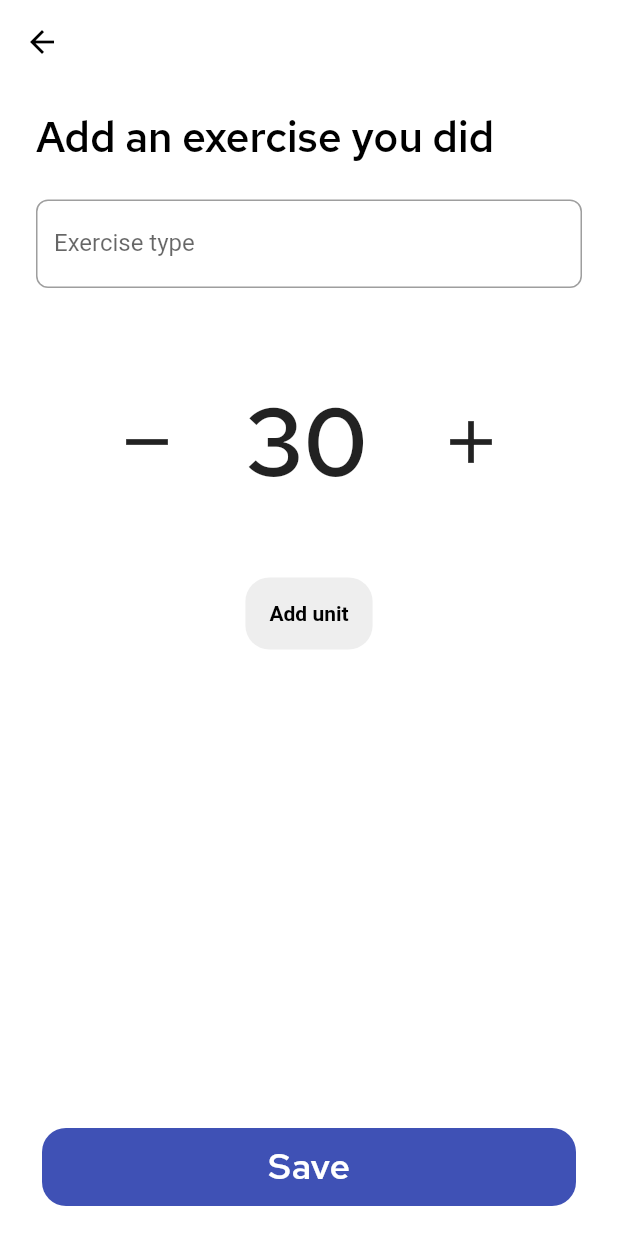
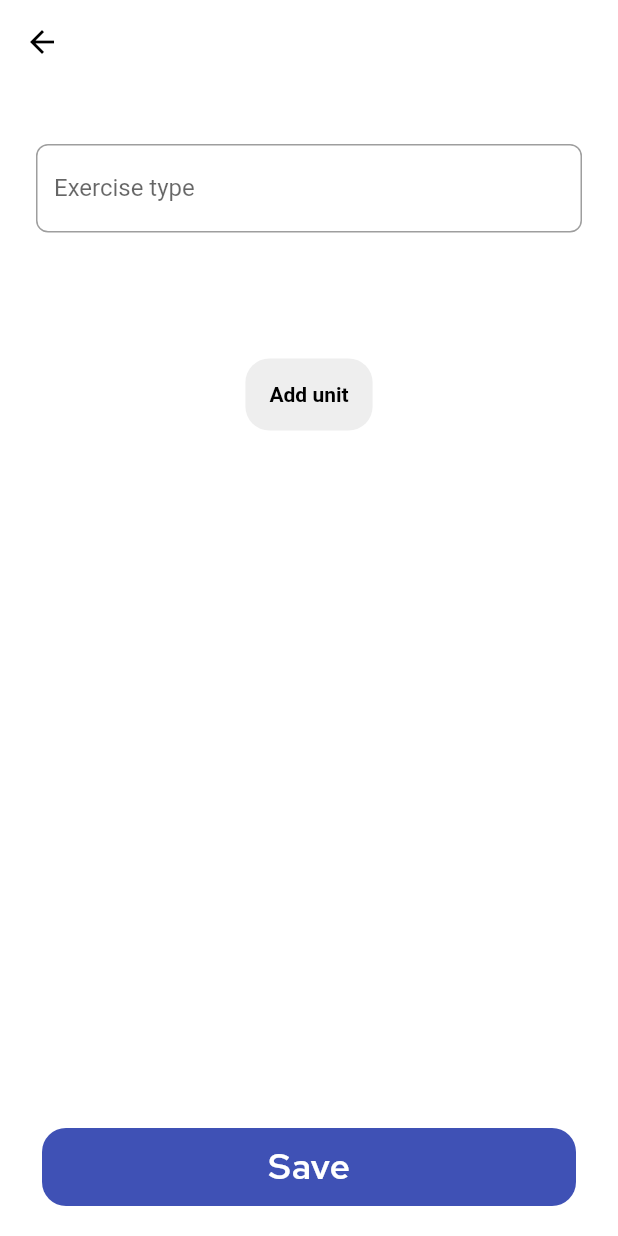
Before and after one commit to M4TTRX/spotme, a Flutter app: the screen it shows once a user with an empty profile is signed in, after a tap on the "add" icon, on a phone screen of 412 x 824 dp. Run offline on Flutter 3.47's test engine with Material 2 defaults, Android fonts, the phone set to English and light mode, and no system bars; our stand-ins replace cloud_firestore, firebase_auth, flutter_spinkit, shared_preferences; accounts and stored records are empty.

Commit message:
Adding sets, removing challenges for now

```diff
--- a/lib/model/challenges/challenge_model.dart
+++ /dev/null
@@ -1,119 +0,0 @@
-import 'dart:convert';
-
-import 'package:flutter/foundation.dart';
-
-import 'package:home_workouts/model/exercise_model.dart';
-import 'package:home_workouts/model/user_model.dart';
-
-class Challenge {
-  // The unique identifier to that challenge
-  String id;
-
-  String name;
-  // The exercise that will have to be done daily
-  Exercise exercise;
-  // How much you have to do of the challenge every day
-  double amountRequiredPerDay;
-  // Duration of one cycle of the challenge in days
-  double duration;
-  // The all the participants in the challenge
-  List<User> participants;
-
-  // the day the challenge started
-  DateTime startDate;
-
-  // Generated methods
-  // ==============================================================================
-  Challenge({
-    this.id,
-    this.name,
-    this.exercise,
-    this.amountRequiredPerDay,
-    this.duration,
-    this.participants,
-    this.startDate,
-  });
-
-  Challenge copyWith({
-    String id,
-    String name,
-    Exercise exercise,
-    double amountRequiredPerDay,
-    double duration,
-    List<User> participants,
-    DateTime startDate,
-  }) {
-    return Challenge(
-      id: id ?? this.id,
-      name: name ?? this.name,
-      exercise: exercise ?? this.exercise,
-      amountRequiredPerDay: amountRequiredPerDay ?? this.amountRequiredPerDay,
-      duration: duration ?? this.duration,
-      participants: participants ?? this.participants,
-      startDate: startDate ?? this.startDate,
-    );
-  }
-
-  Map<String, dynamic> toMap() {
-    return {
-      'id': id,
-      'name': name,
-      'exercise': exercise.toMap(),
-      'amountRequiredPerDay': amountRequiredPerDay,
-      'duration': duration,
-      'participants': List<dynamic>.from(participants.map((x) => x.toMap())),
-      'startDate': startDate.millisecondsSinceEpoch,
-    };
-  }
-
-  static Challenge fromMap(Map<String, dynamic> map) {
-    if (map == null) return null;
-
-    return Challenge(
-      id: map['id'],
-      name: map['name'],
-      exercise: Exercise.fromMap(map['exercise']),
-      amountRequiredPerDay: map['amountRequiredPerDay'],
-      duration: map['duration'],
-      participants:
-          List<User>.from(map['participants']?.map((x) => User.fromMap(x))),
-      startDate: DateTime.fromMillisecondsSinceEpoch(map['startDate']),
-    );
-  }
-
-  String toJson() => json.encode(toMap());
-
-  static Challenge fromJson(String source) => fromMap(json.decode(source));
-
-  @override
-  String toString() {
-    return 'Challenge(id: $id, name: $name, exercise: $exercise, amountRequiredPerDay: $amountRequiredPerDay, duration: $duration, participants: $participants, startDate: $startDate)';
-  }
-
-  @override
-  bool operator ==(Object o) {
-    if (identical(this, o)) return true;
-
-    return o is Challenge &&
-        o.id == id &&
-        o.name == name &&
-        o.exercise == exercise &&
-        o.amountRequiredPerDay == amountRequiredPerDay &&
-        o.duration == duration &&
-        listEquals(o.participants, participants) &&
-        o.startDate == startDate;
-  }
-
-  @override
-  int get hashCode {
-    return id.hashCode ^
-        name.hashCode ^
-        exercise.hashCode ^
-        amountRequiredPerDay.hashCode ^
-        duration.hashCode ^
-        participants.hashCode ^
-        startDate.hashCode;
-  }
-
-  String getChallengeType() => this.exercise.type;
-}
--- a/lib/model/challenges/challenge_progress_model.dart
+++ /dev/null
@@ -1,96 +0,0 @@
-import 'dart:convert';
-
-import 'package:flutter/foundation.dart';
-
-import '../exercise_model.dart';
-import '../user_model.dart';
-import 'challenge_model.dart';
-
-class UserChallengeProgress {
-  // user is the user who's challenge progress is tracked
-  User user;
-  // The challenge being tracked
-  Challenge challenge;
-  // the exercises accomplished towards that challenge
-  List<Exercise> exercises;
-  // missingExercise is the exercise the user would have to do in order to be caught up
-  Exercise missingExercise;
-
-  Exercise getAddProgressExercise() {
-    Exercise exercise = this.challenge.exercise;
-    exercise.amount = this.getNeeded() - this.getCompleted();
-    return exercise;
-  }
-
-  // Generated methods
-  // ==============================================================================
-  UserChallengeProgress({
-    this.challenge,
-    this.exercises,
-    this.missingExercise,
-  });
-
-  UserChallengeProgress copyWith({
-    Challenge challenge,
-    List<Exercise> exercises,
-    Exercise missingExercise,
-  }) {
-    return UserChallengeProgress(
-      challenge: challenge ?? this.challenge,
-      exercises: exercises ?? this.exercises,
-      missingExercise: missingExercise ?? this.missingExercise,
-    );
-  }
-
-  Map<String, dynamic> toMap() {
-    return {
-      'challenge': challenge.toMap(),
-      'exercises': List<dynamic>.from(exercises.map((x) => x.toMap())),
-      'missingExercise': missingExercise.toMap(),
-    };
-  }
-
-  static UserChallengeProgress fromMap(Map<String, dynamic> map) {
-    if (map == null) return null;
-
-    return UserChallengeProgress(
-      challenge: Challenge.fromMap(map['challenge']),
-      exercises: List<Exercise>.from(
-          map['exercises']?.map((x) => Exercise.fromMap(x))),
-      missingExercise: Exercise.fromMap(map['missingExercise']),
-    );
-  }
-
-  String toJson() => json.encode(toMap());
-
-  static UserChallengeProgress fromJson(String source) =>
-      fromMap(json.decode(source));
-
-  @override
-  String toString() =>
-      'UserChallengeProgress(challenge: $challenge, exercises: $exercises, missingExercise: $missingExercise)';
-
-  @override
-  bool operator ==(Object o) {
-    if (identical(this, o)) return true;
-
-    return o is UserChallengeProgress &&
-        o.challenge == challenge &&
-        listEquals(o.exercises, exercises) &&
-        o.missingExercise == missingExercise;
-  }
-
-  @override
-  int get hashCode =>
-      challenge.hashCode ^ exercises.hashCode ^ missingExercise.hashCode;
-
-  String getChallengeType() => this.challenge.getChallengeType();
-
-  double getCompleted() {
-    return 2;
-  }
-
-  double getNeeded() {
-    return 10;
-  }
-}
--- /dev/null
+++ b/lib/model/exercise_set.dart
@@ -0,0 +1,58 @@
+import 'dart:convert';
+
+class ExerciseSet {
+  // Amount describes the amount performed during the set
+  double amount;
+  // Repetitions describes how many times the amont was done during the set
+  int repetitions;
+  ExerciseSet({
+    this.amount,
+    this.repetitions,
+  });
+
+  ExerciseSet copyWith({
+    double amount,
+    int repetitions,
+  }) {
+    return ExerciseSet(
+      amount: amount ?? this.amount,
+      repetitions: repetitions ?? this.repetitions,
+    );
+  }
+
+  Map<String, dynamic> toMap() {
+    return {
+      'amount': amount,
+      'repetitions': repetitions,
+    };
+  }
+
+  static ExerciseSet fromMap(Map<String, dynamic> map) {
+    if (map == null) return null;
+
+    return ExerciseSet(
+      amount: map['amount'],
+      repetitions: map['repetitions'],
+    );
+  }
+
+  String toJson() => json.encode(toMap());
+
+  static ExerciseSet fromJson(String source) => fromMap(json.decode(source));
+
+  @override
+  String toString() =>
+      'ExerciseSet(amount: $amount, repetitions: $repetitions)';
+
+  @override
+  bool operator ==(Object o) {
+    if (identical(this, o)) return true;
+
+    return o is ExerciseSet &&
+        o.amount == amount &&
+        o.repetitions == repetitions;
+  }
+
+  @override
+  int get hashCode => amount.hashCode ^ repetitions.hashCode;
+}
--- a/lib/model/home_model.dart
+++ /dev/null
@@ -1,73 +0,0 @@
-import 'dart:convert';
-
-import 'package:flutter/foundation.dart';
-
-import 'package:home_workouts/model/user_model.dart';
-
-import 'challenges/challenge_progress_model.dart';
-
-class HomeViewData {
-  User user;
-  String welcomeString;
-  List<UserChallengeProgress> challengesProgress;
-  HomeViewData({
-    this.user,
-    this.welcomeString,
-    this.challengesProgress,
-  });
-
-  HomeViewData copyWith({
-    User user,
-    String welcomeString,
-    List<UserChallengeProgress> challengesProgress,
-  }) {
-    return HomeViewData(
-      user: user ?? this.user,
-      welcomeString: welcomeString ?? this.welcomeString,
-      challengesProgress: challengesProgress ?? this.challengesProgress,
-    );
-  }
-
-  Map<String, dynamic> toMap() {
-    return {
-      'user': user.toMap(),
-      'welcomeString': welcomeString,
-      'challengesProgress':
-          List<dynamic>.from(challengesProgress.map((x) => x.toMap())),
-    };
-  }
-
-  static HomeViewData fromMap(Map<String, dynamic> map) {
-    if (map == null) return null;
-
-    return HomeViewData(
-      user: User.fromMap(map['user']),
-      welcomeString: map['welcomeString'],
-      challengesProgress: List<UserChallengeProgress>.from(
-          map['challengesProgress']
-              ?.map((x) => UserChallengeProgress.fromMap(x))),
-    );
-  }
-
-  String toJson() => json.encode(toMap());
-
-  static HomeViewData fromJson(String source) => fromMap(json.decode(source));
-
-  @override
-  String toString() =>
-      'HomeViewData(user: $user, welcomeString: $welcomeString, challengesProgress: $challengesProgress)';
-
-  @override
-  bool operator ==(Object o) {
-    if (identical(this, o)) return true;
-
-    return o is HomeViewData &&
-        o.user == user &&
-        o.welcomeString == welcomeString &&
-        listEquals(o.challengesProgress, challengesProgress);
-  }
-
-  @override
-  int get hashCode =>
-      user.hashCode ^ welcomeString.hashCode ^ challengesProgress.hashCode;
-}
--- a/lib/views/activity/activity_view.dart
+++ b/lib/views/activity/activity_view.dart
@@ -9,7 +9,6 @@ import 'package:home_workouts/views/shared/text/simple_text.dart';
 
 import 'package:home_workouts/model/exercise_model.dart';
 import 'package:home_workouts/views/shared/padding.dart';
-import 'package:home_workouts/views/shared/text/title.dart';
 import 'package:home_workouts/views/shared/whitespace.dart';
 
 class ActivityView extends StatefulWidget {
@@ -88,7 +87,7 @@ class _ActivityViewState extends State<ActivityView> {
                     color: Colors.grey[200],
                     child: Padding(
                       padding: const EdgeInsets.symmetric(horizontal: 16.0),
-                      child: SimpleText((exercise.amount).toInt().toString()),
+                      child: SimpleText(exercise.getDisplayAmount()),
                     ))
               ],
             )),
--- a/lib/views/add_progress/add_exercise_view.dart
+++ b/lib/views/add_progress/add_exercise_view.dart
@@ -1,6 +1,7 @@
 import 'package:flutter/material.dart';
 import 'package:flutter/services.dart';
 import 'package:home_workouts/model/exercise_model.dart';
+import 'package:home_workouts/model/exercise_set.dart';
 import 'package:home_workouts/service/service.dart';
 import 'package:home_workouts/views/shared/buttons/basic_button.dart';
 import 'package:home_workouts/views/shared/buttons/primary_button.dart';
@@ -41,7 +42,7 @@ class _AddExerciseViewState extends State<AddExerciseView> {
   }
 
   Widget _buildBody() {
-    exercise = exercise ?? Exercise(amount: 30, type: "", unit: "");
+    exercise = exercise ?? Exercise(type: "", unit: "");
     return Container(
       padding: containerPadding,
       child: Column(
@@ -51,7 +52,6 @@ class _AddExerciseViewState extends State<AddExerciseView> {
               behavior: BasicScrollBehaviour(),
               child: ListView(
                 children: <Widget>[
-                  TitleText("Add an exercise you did"),
                   SizedBox(
                     height: 24,
                   ),
@@ -77,63 +77,6 @@ class _AddExerciseViewState extends State<AddExerciseView> {
                         ),
                         SizedBox(
                           height: 48,
-                        ),
-                        Row(
-                          mainAxisAlignment: MainAxisAlignment.center,
-                          children: <Widget>[
-                            MaterialButton(
-                              shape: CircleBorder(),
-                              child: Icon(
-                                Icons.remove,
-                                size: 48,
-                              ),
-                              onPressed: () {
-                                setState(() {
-                                  HapticFeedback.lightImpact();
-                                  exercise.amount--;
-                                });
-                              },
-                            ),
-                            Container(
-                              width: 128,
-                              child: TextFormField(
-                                autovalidate: true,
-                                textAlign: TextAlign.center,
-                                keyboardType: TextInputType.number,
-                                controller: TextEditingController(
-                                  text: exercise.amount == null
-                                      ? ""
-                                      : exercise.amount.round().toString(),
-                                ),
-                                style: TextStyle(
-                                  fontSize: 64,
-                                  fontFamily: "Red Hat Text",
-                                ),
-                                validator: (val) =>
-                                    val.isEmpty ? "Invalid amount" : null,
-                                decoration: InputDecoration(
-                                  border: InputBorder.none,
-                                ),
-                                onChanged: (val) {
-                                  exercise.amount = double.parse(val);
-                                  setState(() {});
-                                },
-                              ),
-                            ),
-                            MaterialButton(
-                              shape: CircleBorder(),
-                              child: Icon(
-                                Icons.add,
-                                size: 48,
-                              ),
-                              onPressed: () {
-                                setState(() {
-                                  HapticFeedback.lightImpact();
-                                  exercise.amount++;
-                                });
-                              },
-                            ),
-                          ],
                         ),
                         SizedBox(
                           height: 32,
--- a/lib/views/home/home_view.dart
+++ b/lib/views/home/home_view.dart
@@ -1,5 +1,4 @@
 import 'package:flutter/material.dart';
-import 'package:home_workouts/model/home_model.dart';
 import 'package:home_workouts/service/service.dart';
 import 'package:home_workouts/views/shared/padding.dart';
 import 'package:home_workouts/views/shared/scroll_behavior.dart';
@@ -17,15 +16,10 @@ class _HomeViewState extends State<HomeView> {
 
   @override
   Widget build(BuildContext context) {
-    return StreamBuilder<Object>(
-      stream: service.homeViewDataStream,
-      builder: (context, snapshot) {
-        return _buildHomeBody(snapshot.data);
-      },
-    );
+    return _buildHomeBody();
   }
 
-  Widget _buildHomeBody(HomeViewData data) {
+  Widget _buildHomeBody() {
     var homeViewBody = List<Widget>();
     homeViewBody.add(
       Padding(
```
Also changed, not shown: lib/model/database/exercise_db_model.dart (+16 -11 lines), lib/model/exercise_model.dart (+47 -15 lines), lib/service/service.dart (+1 -29 lines), lib/views/challenge_progress/challenge_progress.dart (deleted, +0 -77 lines).
